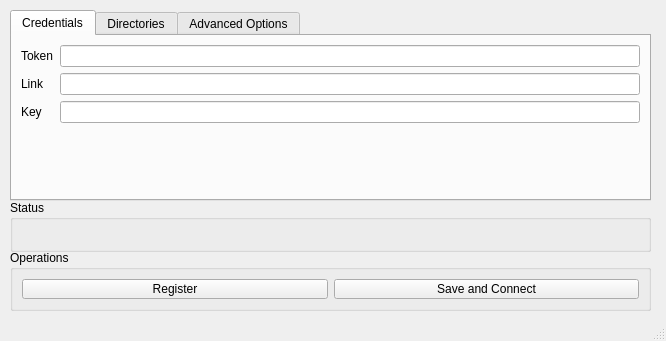
Above: client/credentials.ui from Smilin-Dominator/smilin_file_hosting before the change. Below: the same form after it.
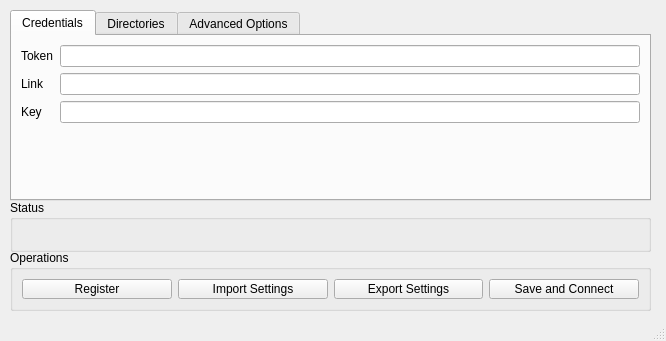
That is the form after the change. The open tabs and pages were chosen to show the change.

Commit message: feat: Added Import and Export Settings Buttons

Patch:
```diff
--- a/client/credentials.ui
+++ b/client/credentials.ui
@@ -34,6 +34,20 @@
        </property>
       </widget>
      </item>
+     <item>
+      <widget class="QPushButton" name="import_settings_button">
+       <property name="text">
+        <string>Import Settings</string>
+       </property>
+      </widget>
+     </item>
+     <item>
+      <widget class="QPushButton" name="export_settings_button">
+       <property name="text">
+        <string>Export Settings</string>
+       </property>
+      </widget>
+     </item>
      <item>
       <widget class="QPushButton" name="connect_button">
        <property name="text">
```
Left out of the diff: 2 changed lines with no effect on the pictures.
